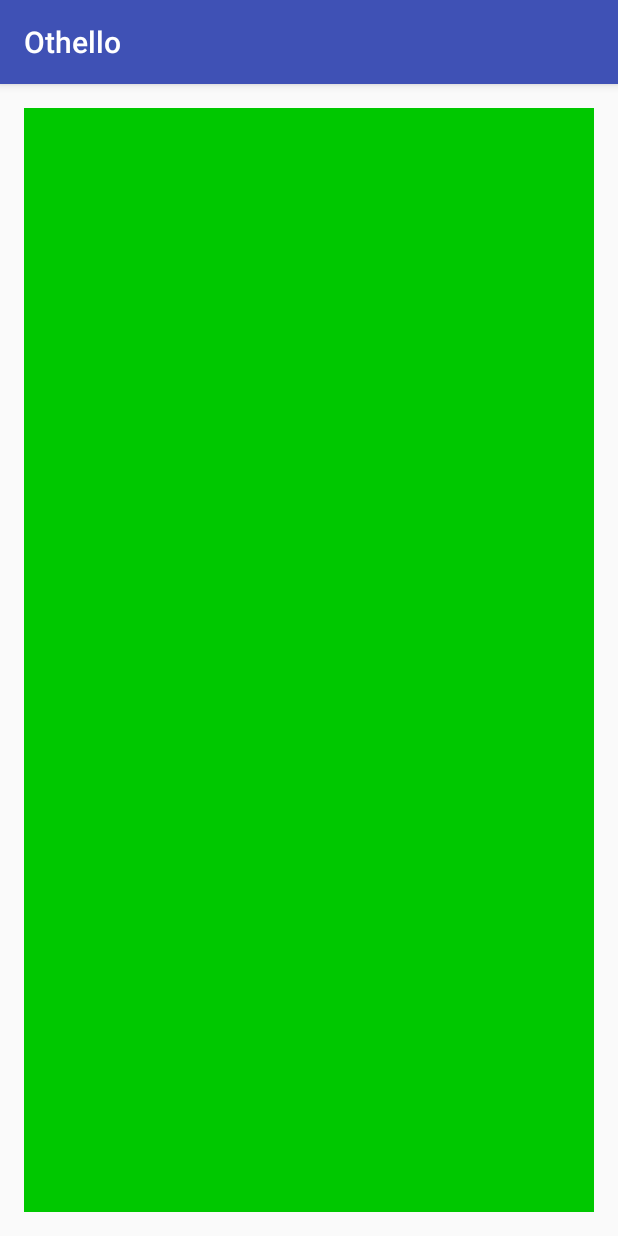
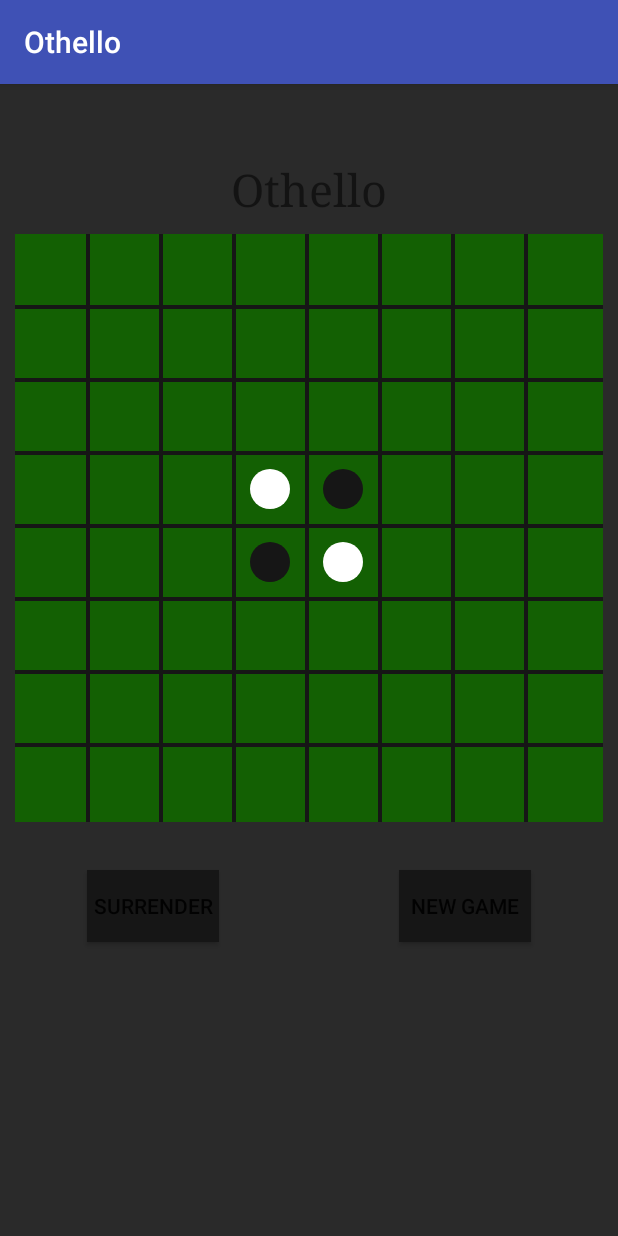
Before and after one commit to pterodactylogan/Othello, an Android app: the screen it shows after launch (MainActivity), on a phone screen of 412 x 824 dp. Run offline under Robolectric (Android 15) with nearby library versions, the phone set to English and light mode, and no system bars.

Commit message:
its workinggit add --allgit add --all

```diff
--- a/app/src/main/java/com/pterodactylogan/othello/BoardStructure.java
+++ b/app/src/main/java/com/pterodactylogan/othello/BoardStructure.java
@@ -348,6 +348,23 @@ public class BoardStructure {
         return boardString;
     }
 
+    /**
+     * Evaluates the value of a cell.
+     * @param r
+     * @param c
+     * @return
+     */
+    public OthelloCell eval(int r, int c){
+        if (board[r][c] == OthelloCell.EMPTY){
+            return OthelloCell.EMPTY;
+        }
+        else if (board[r][c] == OthelloCell.BLACK){
+            return OthelloCell.BLACK;
+        }
+        else {
+            return OthelloCell.WHITE;
+        }
+    }
 
     /**
      * returns true iff there is a cell at that location, and that cell is empty
--- a/app/src/main/java/com/pterodactylogan/othello/BoardView.java
+++ b/app/src/main/java/com/pterodactylogan/othello/BoardView.java
@@ -7,26 +7,46 @@ import android.graphics.Color;
 import android.graphics.Paint;
 import android.os.Build;
 import android.util.AttributeSet;
+import android.util.Log;
 import android.view.MotionEvent;
 import android.view.View;
-
 /**
  * Created by demouser on 1/13/17.
  */
 
 public class BoardView extends View {
 
+    boolean comp = false;
+
     private Paint mBackgroundPaint;
+    BoardStructure b = new BoardStructure(8);
+    private BoardStructure mGame = new BoardStructure(8);
+
+    public interface CellTouchListener {
+        void onCellTouched(int x, int y);
+    }
+    private CellTouchListener mTouchListener;
+
 
     public BoardView(Context context) {
         super(context);
         init();
     }
 
+    /**
+     * Creates a board view
+     * @param context
+     * @param attrs
+     */
     public BoardView(Context context, AttributeSet attrs) {
         super(context, attrs);
         init();
+
+
     }
+
+    private Paint mLinePaint;
+    private Paint mWhitePaint;
 
     public BoardView(Context context, AttributeSet attrs, int defStyleAttr) {
         super(context, attrs, defStyleAttr);
@@ -40,27 +60,98 @@ public class BoardView extends View {
     }
     @Override
     protected void onMeasure(int widthMeasureSpec, int heightMeasureSpec) {
-        if (widthMeasureSpec == 0 || heightMeasureSpec == 0) {
-            super.onMeasure(widthMeasureSpec, heightMeasureSpec);
-        }
-        int size = Math.min(widthMeasureSpec, heightMeasureSpec);
-        super.onMeasure(size, size);
+        super.onMeasure(widthMeasureSpec, heightMeasureSpec);
+
+        int width = getMeasuredWidth();
+        setMeasuredDimension(width, width);
     }
 
-    public void onDraw(Canvas canvas){
-        canvas.drawRect(0,0, getWidth(), getHeight(), mBackgroundPaint);
 
+    public void onDraw(Canvas canvas) {
+        int cellSize = getWidth() / 8;
+        canvas.drawRect(0, 0, getWidth(), getHeight(), mBackgroundPaint);
+        for (int i = 1; i < 8; i++) {
+            canvas.drawLine(cellSize * i, 0, cellSize * i, getHeight(), mLinePaint);
+            canvas.drawLine(0, cellSize * i, getWidth(), cellSize * i, mLinePaint);
+        }
+
+        BoardStructure.OthelloCell cell;
+        //Log.d("on Draw:", b.nicerToString());
+        for (int r = 0; r < b.BoardSize; r++) {
+            for (int c = 0; c < b.BoardSize; c++) {
+                cell = b.eval(r, c);
+
+                if (cell == BoardStructure.OthelloCell.BLACK) {
+                    canvas.drawCircle(c*cellSize + cellSize/2, r*cellSize+cellSize/2, 20, mLinePaint);
+                    //System.out.println("BLACK CELL"+ r+ ", "+ c);
+                } else if (cell == BoardStructure.OthelloCell.WHITE) {
+
+                    canvas.drawCircle(c*cellSize + cellSize/2, r*cellSize+cellSize/2, 20, mWhitePaint);
+                    //System.out.println("WHITE CELL at "+ r+ ", "+ c);
+                }
+            }
+        }
+    }
+    public void setCellTouchListener(CellTouchListener listener) {
+        mTouchListener = listener;
+    }
+
+
+    public void clearCellTouchListener(CellTouchListener listener) {
+        mTouchListener = null;
+    }
+
+    public void updateGame(BoardStructure game) {
+        mGame = game;
+        postInvalidate();
+    }
+
+    public BoardStructure getGame() {
+        return mGame;
+    }
+
+    private void playerTurn(int x, int y){
+        comp = false;
+        b.placeTile(true, y, x);
+        //Log.d("player move", x+", "+y);
+        postInvalidate();
+        computerTurn();
+    }
+
+    private void computerTurn(){
+        comp = true;
+        int [] move = b.getGoodMove(false);
+        b.placeTile(false, move[0], move[1]);
+        postInvalidate();
+        comp=false;
     }
 
     private void init(){
+        b = new BoardStructure(8);
+        mLinePaint = new Paint(Paint.ANTI_ALIAS_FLAG);
+        mLinePaint.setColor(Color.parseColor("#161616"));
+        mLinePaint.setStrokeWidth(4);
+
+        mWhitePaint = new Paint(Paint.ANTI_ALIAS_FLAG);
+        mWhitePaint.setColor(Color.parseColor("#ffffff"));
+        mWhitePaint.setStrokeWidth(4);
         mBackgroundPaint = new Paint();
-        mBackgroundPaint.setColor(Color.rgb(0,200,0));
+        mBackgroundPaint.setColor(Color.rgb(19, 96, 3));
         setOnTouchListener(new OnTouchListener() {
             @Override
-            public boolean onTouch(View v, MotionEvent event) {
-                event.getX(); //this is the x coordiate of the touch
-                event.getY(); //this is the y coodrinate of the touch
-                event.getActionMasked(); //tells you whether it was a down/up press
+            public boolean onTouch(View view, MotionEvent motionEvent) {
+                Log.d("wow", "touch event!");
+                if (motionEvent.getActionMasked() == MotionEvent.ACTION_DOWN) {
+                    //Log.d("event", "down");
+                    return true;
+                } else if (motionEvent.getActionMasked() == MotionEvent.ACTION_UP) {
+                    int cellSize = getWidth() / 8;
+                    int x = (int) (motionEvent.getX() / cellSize);
+                    int y = (int) (motionEvent.getY() / cellSize);
+                    Log.d("coords", x +"  "+y);
+                    if(!comp) playerTurn(x,y);
+                    return true;
+                }
                 return false;
             }
         });
--- a/app/src/main/java/com/pterodactylogan/othello/MainActivity.java
+++ b/app/src/main/java/com/pterodactylogan/othello/MainActivity.java
@@ -1,5 +1,6 @@
 package com.pterodactylogan.othello;
 
+import android.content.pm.ActivityInfo;
 import android.support.v7.app.AppCompatActivity;
 import android.os.Bundle;
 
@@ -7,8 +8,11 @@ public class MainActivity extends AppCompatActivity {
 
     //PLAYER IS WHITE TILES, COMPUTER IS BLACK TILES
 
+
+
     @Override
     protected void onCreate(Bundle savedInstanceState) {
+        setRequestedOrientation(ActivityInfo.SCREEN_ORIENTATION_PORTRAIT);
         super.onCreate(savedInstanceState);
         setContentView(R.layout.activity_main);
     }
--- a/app/src/main/res/layout/activity_main.xml
+++ b/app/src/main/res/layout/activity_main.xml
@@ -4,23 +4,58 @@
     android:id="@+id/activity_main"
     android:layout_width="match_parent"
     android:layout_height="match_parent"
-    android:paddingBottom="@dimen/activity_vertical_margin"
-    android:paddingLeft="@dimen/activity_horizontal_margin"
-    android:paddingRight="@dimen/activity_horizontal_margin"
-    android:paddingTop="@dimen/activity_vertical_margin"
-    tools:context="com.pterodactylogan.othello.MainActivity">
+    android:paddingTop="50dp"
+    tools:context="com.pterodactylogan.othello.MainActivity"
+    android:background="#2a2a2a"
+    >
+
+    <Button
+        android:layout_width="wrap_content"
+        android:layout_height="wrap_content"
+        android:text="Surrender"
+        android:layout_marginLeft="58dp"
+        android:layout_marginStart="58dp"
+        android:id="@+id/surrender"
+        android:background="#161616"
+        android:layout_below="@+id/board_view"
+        android:layout_alignParentLeft="true"
+        android:layout_alignParentStart="true"
+        android:layout_marginTop="32dp" />
+
+    <Button
+        android:layout_width="wrap_content"
+        android:layout_height="wrap_content"
+        android:text="NEW GAME"
+        android:id="@+id/reset"
+        android:layout_marginRight="58dp"
+        android:layout_marginEnd="58dp"
+        android:background="#161616"
+        android:layout_alignBaseline="@+id/surrender"
+        android:layout_alignBottom="@+id/surrender"
+        android:layout_alignParentRight="true"
+        android:layout_alignParentEnd="true" />
 
     <com.pterodactylogan.othello.BoardView
-        android:layout_width="match_parent"
+        android:layout_width="wrap_content"
         android:layout_height="wrap_content"
         android:id="@+id/board_view"
+        android:layout_below="@+id/textView"
+        android:layout_alignParentLeft="true"
         android:layout_alignParentStart="true"
-        android:layout_alignParentTop="true"
-        />
+        android:layout_marginTop="10dp"
+        android:layout_marginLeft="10dp"
+        android:layout_marginRight="10dp"/>
+    /**
+
+    *.
     <TextView
         android:layout_width="wrap_content"
         android:layout_height="wrap_content"
-        android:text="hi"
-        android:textSize="30dp"
-        android:layout_below="@id/board_view"/>
+        android:text="Othello"
+        android:textSize="30sp"
+        android:id="@+id/textView"
+        android:fontFamily="serif"
+        android:layout_alignParentTop="true"
+        android:layout_centerHorizontal="true" />
+
 </RelativeLayout>
```
